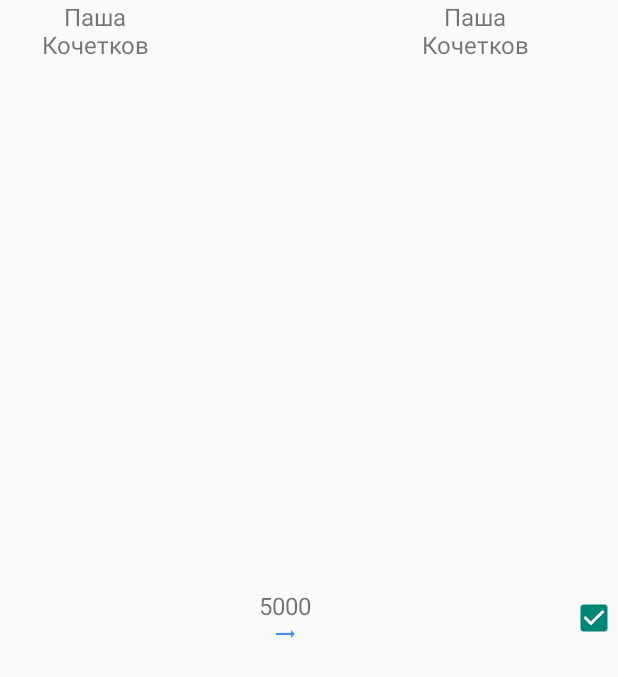
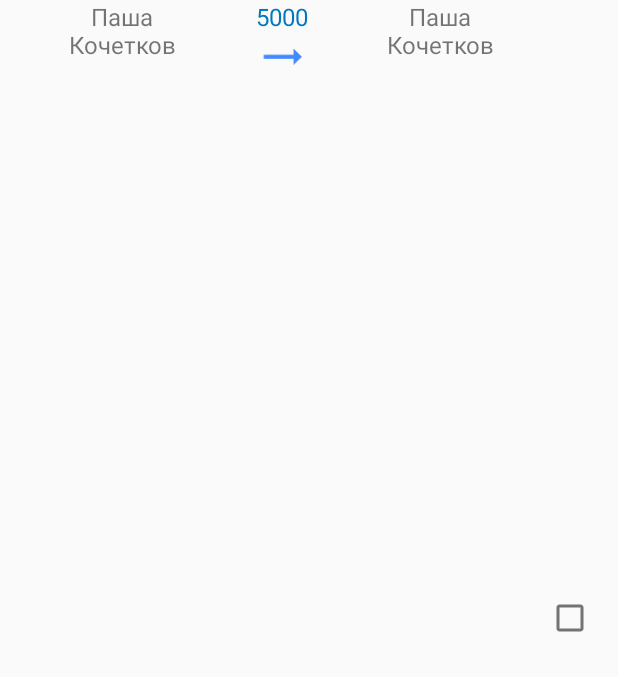
Before and after one commit to MyBeautyTeam/EverPay, an Android app: the layout item_calculation.xml on its own in the app's theme, with its tools: preview values and no code run, on a phone screen of 412 x 824 dp. Shown: the top 677 px of the screen. Run offline under Robolectric (Android 15) with nearby library versions, the phone set to English and light mode, and no system bars.

Commit message:
+CalculationFragment Style

```diff
--- a/EverPay/app/src/main/java/com/beautyteam/everpay/MainActivity.java
+++ b/EverPay/app/src/main/java/com/beautyteam/everpay/MainActivity.java
@@ -89,7 +89,6 @@ public class MainActivity extends ActionBarActivity {//} implements MaterialTabL
 
                 if(child!=null && mGestureDetector.onTouchEvent(motionEvent)){
                     Drawer.closeDrawers();
-                    //Toast.makeText(MainActivity.this,"The Item Clicked is: "+recyclerView.getChildPosition(child), Toast.LENGTH_SHORT).show();
                     int position = recyclerView.getChildPosition(child) - 1; //Поскольку клик на картинку тоже считается
                     if (position < 0) position = 0;
                     toolbar.setTitle(TITLES[position]);
--- /dev/null
+++ b/EverPay/app/src/main/res/drawable/btn_background.xml
@@ -0,0 +1,5 @@
+<?xml version="1.0" encoding="UTF-8"?>
+<shape xmlns:android="http://schemas.android.com/apk/res/android"
+    android:shape="rectangle">
+    <solid android:color="@color/primary_material_light" />
+</shape>
--- /dev/null
+++ b/EverPay/app/src/main/res/drawable/on_btn_pressed_selector.xml
@@ -0,0 +1,6 @@
+<selector
+    xmlns:android="http://schemas.android.com/apk/res/android">
+    <item android:state_pressed="true" android:drawable="@drawable/btn_background">
+    </item>
+
+</selector>
--- a/EverPay/app/src/main/res/layout/fragment_calculation.xml
+++ b/EverPay/app/src/main/res/layout/fragment_calculation.xml
@@ -11,6 +11,7 @@
         android:layout_weight="1"
         android:dividerHeight="16dp"
         android:divider="@null"
+        android:paddingTop="8dp"
         />
     <Button
         android:id="@+id/calc_btn"
@@ -19,7 +20,10 @@
         android:paddingLeft="50dp"
         android:paddingRight="50dp"
         android:layout_gravity="center"
-        android:background="@drawable/on_drawer_pressed_selector"
+        android:textColor="@color/blue_400"
+        android:background="@drawable/on_btn_pressed_selector"
+        android:drawableLeft="@drawable/ic_check_black_18dp"
+        android:drawablePadding="8dp"
         android:text="Готово"
         android:layout_weight="0"/>
 </LinearLayout>
--- a/EverPay/app/src/main/res/layout/item_calculation.xml
+++ b/EverPay/app/src/main/res/layout/item_calculation.xml
@@ -3,6 +3,8 @@
 <LinearLayout xmlns:android="http://schemas.android.com/apk/res/android"
     android:orientation="horizontal"
     android:layout_width="match_parent"
+    android:paddingLeft="16dp"
+    android:paddingRight="16dp"
     android:layout_height="match_parent">
     <TextView
         android:id="@+id/calc_first_name"
@@ -15,9 +17,9 @@
         android:gravity="center"
         />
     <LinearLayout
-        android:layout_weight="1"
+        android:layout_weight="1.2"
         android:layout_width="match_parent"
-        android:layout_height="match_parent"
+        android:layout_height="wrap_content"
         android:gravity="center"
         android:orientation="vertical">
         <TextView
@@ -26,12 +28,13 @@
             android:layout_width="wrap_content"
             android:layout_height="wrap_content"
             android:textSize="16dp"
+            android:textColor="@color/light_blue_800"
             android:text="5000"
             />
         <ImageView
             android:id="@+id/calc_arrow"
-            android:layout_width="64dp"
-            android:layout_height="16dp"
+            android:layout_width="32dp"
+            android:layout_height="32dp"
             android:src="@drawable/ic_trending_neutral_blue_36dp"/>
     </LinearLayout>
     <TextView
@@ -44,13 +47,20 @@
         android:text="Паша\nКочетков"
         android:gravity="center"
         />
+    <!--
+    Чтобы изменить цвет CheckBox меняем
+    <item name="colorAccent">@color/light_blue_800</item>
+    <item name="android:textColorSecondary">@color/secondary_text_default_material_light</item>
+    -->
     <CheckBox
         android:id="@+id/calc_checkbox"
         android:layout_gravity="center"
         android:layout_width="wrap_content"
         android:layout_height="wrap_content"
-        android:checked="true"
+        android:checked="false"
+        android:layout_marginLeft="5dp"
         />
 
 
+
 </LinearLayout>
--- a/EverPay/app/src/main/res/values-v21/styles.xml
+++ b/EverPay/app/src/main/res/values-v21/styles.xml
@@ -14,6 +14,9 @@
         which is used to tint widgets -->
         <item name="android:windowTranslucentStatus">true</item>
 
+        <item name="colorAccent">@color/light_blue_800</item>
+        <item name="android:textColorSecondary">@color/secondary_text_default_material_light</item>
+
         <!-- You can also set colorControlNormal, colorControlActivated
         colorControlHighlight & colorSwitchThumbNormal. -->
     </style>
--- a/EverPay/app/src/main/res/values/styles.xml
+++ b/EverPay/app/src/main/res/values/styles.xml
@@ -8,12 +8,16 @@
         <!-- colorPrimary is used for the default action bar background -->
         <item name="colorPrimary">@color/light_blue_600</item>
 
+        <item name="android:color">@color/primary_text_default_material_dark</item>
+
         <!-- colorPrimaryDark is used for the status bar -->
         <item name="colorPrimaryDark">@color/light_blue_800</item>
 
         <!-- colorAccent is used as the default value for colorControlActivated
         which is used to tint widgets -->
-        <item name="colorAccent">#CC33BB</item>
+
+        <item name="colorAccent">#123456</item>
+        <item name="android:textColorSecondary">@color/cyan_100</item>
 
         <!-- You can also set colorControlNormal, colorControlActivated
         colorControlHighlight & colorSwitchThumbNormal. -->
```
Also changed, not shown: EverPay/app/src/main/res/drawable/on_drawer_pressed_selector.xml (renamed from EverPay/app/src/main/res/drawable-hdpi/on_drawer_pressed_selector.xml), EverPay/app/src/main/res/drawable/one_side_border.xml (renamed from EverPay/app/src/main/res/drawable-hdpi/one_side_border.xml), EverPay/app/src/main/res/drawable/oval_around_text.xml (renamed from EverPay/app/src/main/res/drawable-hdpi/oval_around_text.xml), EverPay/app/src/main/res/drawable/oval_around_text_inactive.xml (renamed from EverPay/app/src/main/res/drawable-hdpi/oval_around_text_inactive.xml).
